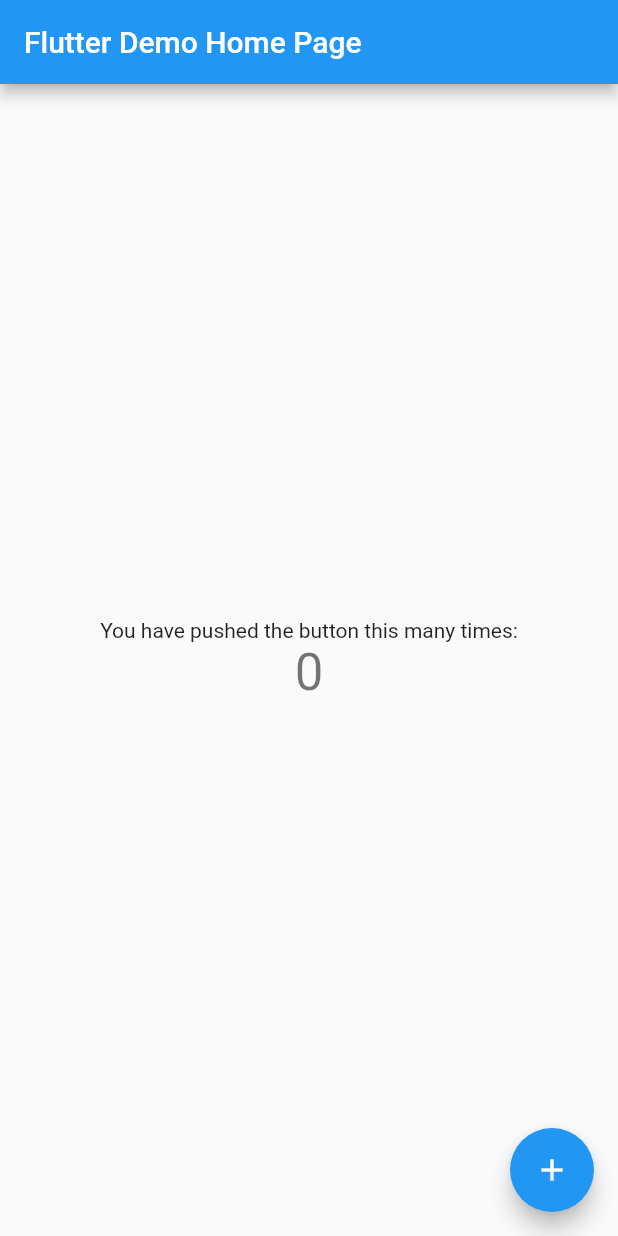
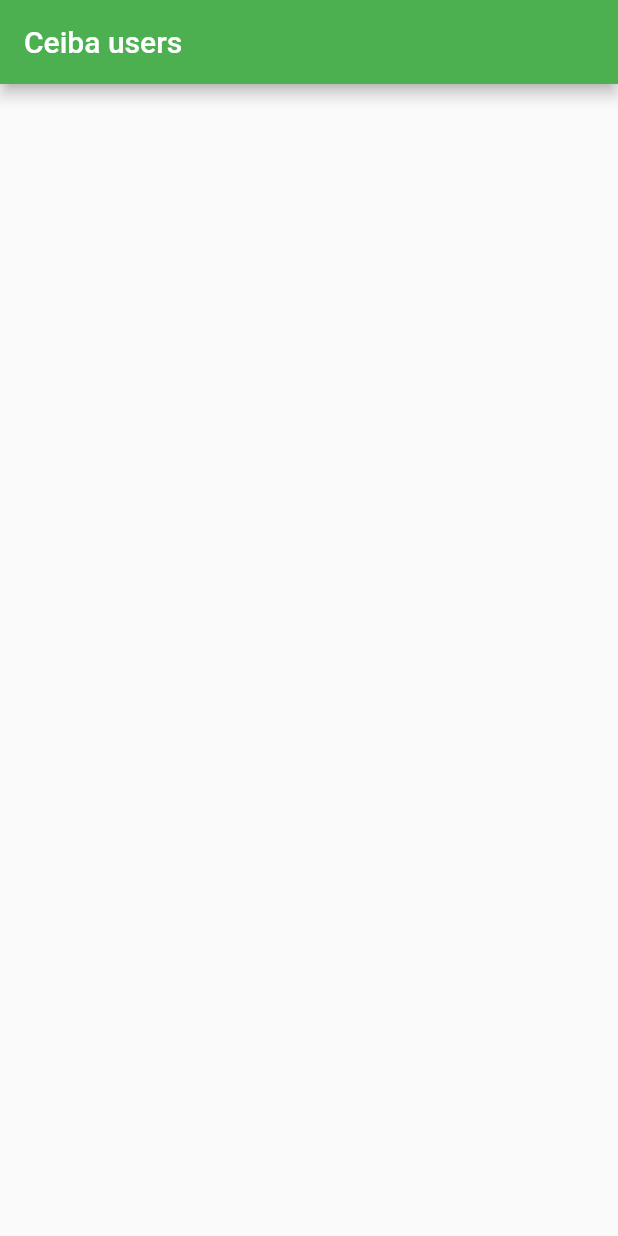
Before and after one commit to jahodogit/ceiba, a Flutter app: the screen it shows after launch, on a phone screen of 412 x 824 dp. Run offline on Flutter 3.47's test engine with Material 2 defaults, Android fonts, the phone set to English and light mode, and no system bars; our stand-ins replace hive, hive_flutter; accounts and stored records are empty.

Commit message:
Repository layer implemented - hive

```diff
--- a/lib/main.dart
+++ b/lib/main.dart
@@ -1,4 +1,14 @@
+import 'dart:io';
+
+import 'package:ceiba/users_manager/repository/models/user_model.dart';
+import 'package:hive_flutter/hive_flutter.dart';
+import 'package:path_provider/path_provider.dart';
+import 'package:ceiba/providers.dart';
+import 'package:ceiba/users_manager/controllers/user_manager_provider.dart';
 import 'package:flutter/material.dart';
+import 'package:provider/provider.dart';
+
+import 'package:ceiba/users_manager/ui/users_page.dart';
 
 void main() {
   runApp(const MyApp());
@@ -7,109 +17,51 @@ void main() {
 class MyApp extends StatelessWidget {
   const MyApp({Key? key}) : super(key: key);
 
-  // This widget is the root of your application.
-  @override
-  Widget build(BuildContext context) {
-    return MaterialApp(
-      title: 'Flutter Demo',
-      theme: ThemeData(
-        // This is the theme of your application.
-        //
-        // Try running your application with "flutter run". You'll see the
-        // application has a blue toolbar. Then, without quitting the app, try
-        // changing the primarySwatch below to Colors.green and then invoke
-        // "hot reload" (press "r" in the console where you ran "flutter run",
-        // or simply save your changes to "hot reload" in a Flutter IDE).
-        // Notice that the counter didn't reset back to zero; the application
-        // is not restarted.
-        primarySwatch: Colors.blue,
-      ),
-      home: const MyHomePage(title: 'Flutter Demo Home Page'),
-    );
-  }
-}
+  Future<bool> initDatabase() async {
+    Directory directory = await getApplicationDocumentsDirectory();
+    await Hive.initFlutter(directory.path);
 
-class MyHomePage extends StatefulWidget {
-  const MyHomePage({Key? key, required this.title}) : super(key: key);
+    Box<User> users = await Hive.openBox<User>("users");
 
-  // This widget is the home page of your application. It is stateful, meaning
-  // that it has a State object (defined below) that contains fields that affect
-  // how it looks.
-
-  // This class is the configuration for the state. It holds the values (in this
-  // case the title) provided by the parent (in this case the App widget) and
-  // used by the build method of the State. Fields in a Widget subclass are
-  // always marked "final".
-
-  final String title;
-
-  @override
-  State<MyHomePage> createState() => _MyHomePageState();
-}
-
-class _MyHomePageState extends State<MyHomePage> {
-  int _counter = 0;
-
-  void _incrementCounter() {
-    setState(() {
-      // This call to setState tells the Flutter framework that something has
-      // changed in this State, which causes it to rerun the build method below
-      // so that the display can reflect the updated values. If we changed
-      // _counter without calling setState(), then the build method would not be
-      // called again, and so nothing would appear to happen.
-      _counter++;
-    });
+    return true;
   }
 
   @override
   Widget build(BuildContext context) {
-    // This method is rerun every time setState is called, for instance as done
-    // by the _incrementCounter method above.
-    //
-    // The Flutter framework has been optimized to make rerunning build methods
-    // fast, so that you can just rebuild anything that needs updating rather
-    // than having to individually change instances of widgets.
-    return Scaffold(
-      appBar: AppBar(
-        // Here we take the value from the MyHomePage object that was created by
-        // the App.build method, and use it to set our appbar title.
-        title: Text(widget.title),
-      ),
-      body: Center(
-        // Center is a layout widget. It takes a single child and positions it
-        // in the middle of the parent.
-        child: Column(
-          // Column is also a layout widget. It takes a list of children and
-          // arranges them vertically. By default, it sizes itself to fit its
-          // children horizontally, and tries to be as tall as its parent.
-          //
-          // Invoke "debug painting" (press "p" in the console, choose the
-          // "Toggle Debug Paint" action from the Flutter Inspector in Android
-          // Studio, or the "Toggle Debug Paint" command in Visual Studio Code)
-          // to see the wireframe for each widget.
-          //
-          // Column has various properties to control how it sizes itself and
-          // how it positions its children. Here we use mainAxisAlignment to
-          // center the children vertically; the main axis here is the vertical
-          // axis because Columns are vertical (the cross axis would be
-          // horizontal).
-          mainAxisAlignment: MainAxisAlignment.center,
-          children: <Widget>[
-            const Text(
-              'You have pushed the button this many times:',
-            ),
-            Text(
-              '$_counter',
-              style: Theme.of(context).textTheme.headline4,
-            ),
-          ],
+    return MultiProvider(
+      providers: providersList,
+      child: MaterialApp(
+        title: 'Ceiba challenge',
+        debugShowCheckedModeBanner: false,
+        theme: ThemeData(
+          primarySwatch: Colors.green,
+        ),
+        home: FutureBuilder(
+          future: initDatabase(),
+          builder: (_, snap) {
+            if (snap.data != null) {
+              return const UsersPage();
+            } else {
+              return Scaffold(
+                backgroundColor: Colors.green,
+                body: Center(
+                    child: Column(
+                  mainAxisAlignment: MainAxisAlignment.center,
+                  children: const [
+                    CircularProgressIndicator(
+                      color: Colors.white,
+                    ),
+                    SizedBox(
+                      height: 20,
+                    ),
+                    Text("starting database"),
+                  ],
+                )),
+              );
+            }
+          },
         ),
       ),
-      floatingActionButton: FloatingActionButton(
-        onPressed: _incrementCounter,
-        tooltip: 'Increment',
-        child: const Icon(Icons.add),
-      ), // This trailing comma makes auto-formatting nicer for build methods.
     );
   }
 }
--- /dev/null
+++ b/lib/providers.dart
@@ -0,0 +1,19 @@
+import 'package:ceiba/users_manager/controllers/user_manager_provider.dart';
+import 'package:ceiba/users_manager/repository/controllers/users_manager_repository_controller.dart';
+import 'package:ceiba/users_manager/repository/local/user_local_repository.dart';
+import 'package:ceiba/users_manager/repository/network/post_network_repository.dart';
+import 'package:ceiba/users_manager/repository/network/user_network_repository.dart';
+import 'package:provider/provider.dart';
+import 'package:provider/single_child_widget.dart';
+
+List<SingleChildWidget> providersList = [
+  ChangeNotifierProvider(
+    create: (context) => UserManagerProvider(
+      UsersManagerRepositoryController(
+        UserNetworkRepository(),
+        PostNetworkRepository(),
+        UserLocalRepository(),
+      ),
+    )..fetchUsers(),
+  ),
+];
--- a/lib/users_manager/controllers/user_manager_provider.dart
+++ b/lib/users_manager/controllers/user_manager_provider.dart
@@ -1,3 +1,22 @@
 import 'package:flutter/foundation.dart';
+import 'package:ceiba/users_manager/repository/controllers/users_manager_repository_controller.dart';
+import 'package:ceiba/users_manager/repository/models/user_model.dart';
 
-class UserManagerProvider extends ChangeNotifier {}
+class UserManagerProvider extends ChangeNotifier {
+  final UsersManagerRepositoryController _usersManagerRepositoryController;
+  List<User> _originalUsers = [];
+  List<User> usersDisplayList = [];
+
+  UserManagerProvider(this._usersManagerRepositoryController);
+
+  void fetchUsers() async {
+    _originalUsers = await _usersManagerRepositoryController.fetchAllUsers();
+    usersDisplayList = _originalUsers;
+    notifyListeners();
+  }
+
+  void searchUserByName(String name) {
+    usersDisplayList = _originalUsers.where((user) => user.name.contains(name)).toList();
+    notifyListeners();
+  }
+}
--- /dev/null
+++ b/lib/users_manager/repository/controllers/users_manager_repository_controller.dart
@@ -0,0 +1,36 @@
+import 'package:ceiba/users_manager/repository/local/user_local_repository.dart';
+import 'package:ceiba/users_manager/repository/models/post_model.dart';
+import 'package:ceiba/users_manager/repository/models/user_model.dart';
+import 'package:ceiba/users_manager/repository/network/post_network_repository.dart';
+import 'package:ceiba/users_manager/repository/network/user_network_repository.dart';
+
+class UsersManagerRepositoryController {
+  final UserNetworkRepository _userNetworkRepository;
+  final PostNetworkRepository _postNetworkRepository;
+
+  final UserLocalRepository _userLocalRepository;
+
+  UsersManagerRepositoryController(this._userNetworkRepository, this._postNetworkRepository, this._userLocalRepository) {
+    _userLocalRepository.init();
+  }
+
+  Future<List<User>> fetchAllUsers() async {
+    if (_userLocalRepository.validateDataExist()) {
+      return _userLocalRepository.getAllUsers();
+    } else {
+      return fetchUserAndPost();
+    }
+  }
+
+  Future<List<User>> fetchUserAndPost() async {
+    List<User> users = await _userNetworkRepository.getAllUsers();
+    List<Post> posts = await _postNetworkRepository.getAllPosts();
+
+    for (User user in users) {
+      user.posts = posts.where((post) => post.userid == user.id).toList();
+    }
+
+    _userLocalRepository.insertAll(users);
+    return await _userLocalRepository.getAllUsers();
+  }
+}
--- a/lib/users_manager/repository/ipost_repository.dart
+++ b/lib/users_manager/repository/ipost_repository.dart
@@ -1,4 +1,4 @@
-import 'package:ceiba/users_manager/models/post_model.dart';
+import 'package:ceiba/users_manager/repository/models/post_model.dart';
 
 abstract class IPostRepository {
   Future<List<Post>> getAllPosts();
--- a/lib/users_manager/repository/iuser_repository.dart
+++ b/lib/users_manager/repository/iuser_repository.dart
@@ -1,4 +1,4 @@
-import 'package:ceiba/users_manager/models/user_model.dart';
+import 'package:ceiba/users_manager/repository/models/user_model.dart';
 
 abstract class IUserRepository {
   Future<List<User>> getAllUsers();
--- a/lib/users_manager/repository/local/user_local_repository.dart
+++ b/lib/users_manager/repository/local/user_local_repository.dart
@@ -0,0 +1,20 @@
+import 'package:ceiba/users_manager/repository/ipost_repository.dart';
+import 'package:ceiba/users_manager/repository/iuser_repository.dart';
+import 'package:ceiba/users_manager/repository/models/user_model.dart';
+import 'package:hive/hive.dart';
+
+class UserLocalRepository extends IUserRepository {
+  late final Box<User> users;
+
+  Future<void> init() async => users = await Hive.openBox<User>("users");
+
+  @override
+  Future<List<User>> getAllUsers() async {
+    return users.values.toList();
+  }
+
+  void insert(User user) => users.add(user);
+  void insertAll(List<User> userList) => users.addAll(userList);
+
+  bool validateDataExist() => users.values.isEmpty;
+}
--- a/lib/users_manager/models/post_model.dart
+++ b/lib/users_manager/repository/models/post_model.dart
@@ -1,7 +1,15 @@
+import "package:hive/hive.dart";
+part "post_model.g.dart";
+
+@HiveType(typeId: 1)
 class Post {
+  @HiveField(0)
   final int userid;
+  @HiveField(1)
   final int id;
+  @HiveField(2)
   final String title;
+  @HiveField(3)
   final String body;
 
   Post({required this.userid, required this.id, required this.title, required this.body});
--- a/lib/users_manager/models/user_model.dart
+++ b/lib/users_manager/repository/models/user_model.dart
@@ -1,11 +1,20 @@
-import 'package:ceiba/users_manager/models/post_model.dart';
+import 'package:ceiba/users_manager/repository/models/post_model.dart';
+import "package:hive/hive.dart";
+part "user_model.g.dart";
 
+
+@HiveType(typeId: 2)
 class User {
+  @HiveField(0)
   final int id;
+  @HiveField(1)
   final String name;
+  @HiveField(2)
   final String email;
+  @HiveField(3)
   final String phone;
-  final List<Post> posts = [];
+  @HiveField(4)
+  List<Post> posts = [];
 
   User({required this.id, required this.name, required this.email, required this.phone});
 
--- a/lib/users_manager/repository/network/post_network_repository.dart
+++ b/lib/users_manager/repository/network/post_network_repository.dart
@@ -1,5 +1,5 @@
-import 'package:ceiba/users_manager/models/post_model.dart';
 import 'package:ceiba/users_manager/repository/ipost_repository.dart';
+import 'package:ceiba/users_manager/repository/models/post_model.dart';
 import 'package:http/http.dart' as http;
 import 'dart:convert' as convert;
 
--- a/lib/users_manager/repository/network/user_network_repository.dart
+++ b/lib/users_manager/repository/network/user_network_repository.dart
@@ -1,5 +1,5 @@
-import 'package:ceiba/users_manager/models/user_model.dart';
 import 'package:ceiba/users_manager/repository/iuser_repository.dart';
+import 'package:ceiba/users_manager/repository/models/user_model.dart';
 import 'package:http/http.dart' as http;
 import 'dart:convert' as convert;
 
--- /dev/null
+++ b/lib/users_manager/ui/users_page.dart
@@ -0,0 +1,32 @@
+import 'package:ceiba/users_manager/controllers/user_manager_provider.dart';
+import 'package:ceiba/users_manager/repository/models/user_model.dart';
+import 'package:flutter/material.dart';
+import 'package:provider/provider.dart';
+
+class UsersPage extends StatefulWidget {
+  const UsersPage({super.key});
+
+  @override
+  State<UsersPage> createState() => _UsersPageState();
+}
+
+class _UsersPageState extends State<UsersPage> {
+
+
+  @override
+  Widget build(BuildContext context) {
+    UserManagerProvider userManagerProvider = Provider.of<UserManagerProvider>(context);
+
+    return Scaffold(
+      appBar: AppBar(
+        title: const Text("Ceiba users"),
+      ),
+      body: ListView.builder(
+          itemCount: userManagerProvider.usersDisplayList.length,
+          itemBuilder: (_, index) {
+            User user = userManagerProvider.usersDisplayList[index];
+            return Text(user.name);
+          }),
+    );
+  }
+}
--- a/pubspec.yaml
+++ b/pubspec.yaml
@@ -34,9 +34,11 @@ dependencies:
   # The following adds the Cupertino Icons font to your application.
   # Use with the CupertinoIcons class for iOS style icons.
   cupertino_icons: ^1.0.2
+  path_provider: ^2.0.2
   provider: ^6.0.4
   http: ^0.13.5
   hive: ^2.2.3
+  hive_flutter: ^1.1.0
 
 dev_dependencies:
   flutter_test:
@@ -48,6 +50,8 @@ dev_dependencies:
   # package. See that file for information about deactivating specific lint
   # rules and activating additional ones.
   flutter_lints: ^2.0.0
+  hive_generator: ^2.0.0
+  build_runner: ^2.3.2
 
 # For information on the generic Dart part of this file, see the
 # following page: https://dart.dev/tools/pub/pubspec
```
Also changed, not shown: lib/users_manager/repository/models/post_model.g.dart (added), lib/users_manager/repository/models/user_model.g.dart (added), pubspec.lock, 1 other file.
